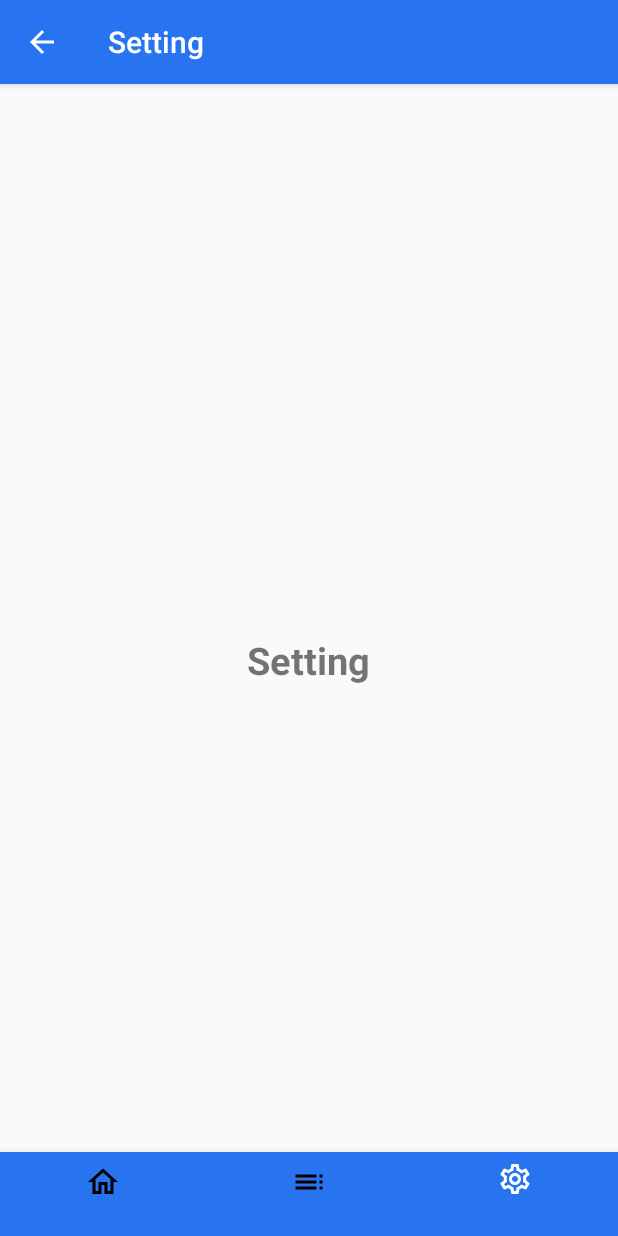
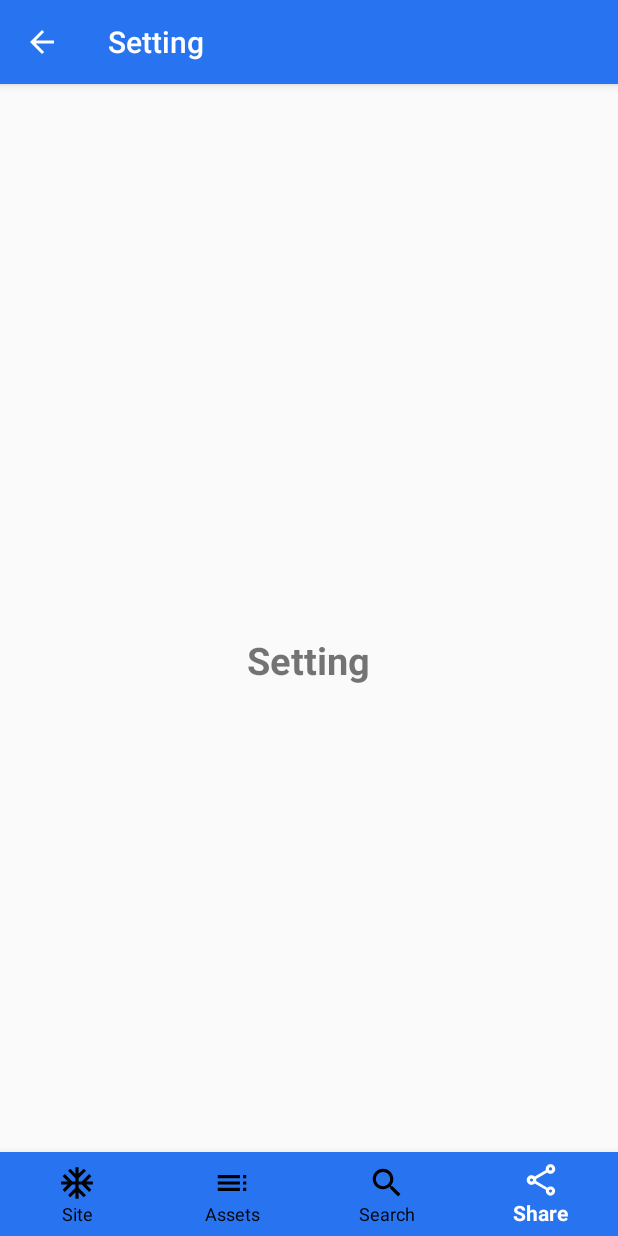
Before and after one commit to gopaljain1st/QRCode, an Android app: the Setting screen opened directly, with no data from a screen before it, on a phone screen of 412 x 824 dp. Run offline under Robolectric (Android 15) with nearby library versions, the phone set to English and light mode, and no system bars.

Commit message:
Site Design Done

```diff
--- /dev/null
+++ b/app/src/main/res/drawable/search.xml
@@ -0,0 +1,10 @@
+<vector xmlns:android="http://schemas.android.com/apk/res/android"
+    android:width="24dp"
+    android:height="24dp"
+    android:viewportWidth="24"
+    android:viewportHeight="24"
+    android:tint="?attr/colorControlNormal">
+  <path
+      android:fillColor="@android:color/white"
+      android:pathData="M15.5,14h-0.79l-0.28,-0.27C15.41,12.59 16,11.11 16,9.5 16,5.91 13.09,3 9.5,3S3,5.91 3,9.5 5.91,16 9.5,16c1.61,0 3.09,-0.59 4.23,-1.57l0.27,0.28v0.79l5,4.99L20.49,19l-4.99,-5zM9.5,14C7.01,14 5,11.99 5,9.5S7.01,5 9.5,5 14,7.01 14,9.5 11.99,14 9.5,14z"/>
+</vector>
--- /dev/null
+++ b/app/src/main/res/drawable/share.xml
@@ -0,0 +1,10 @@
+<vector xmlns:android="http://schemas.android.com/apk/res/android"
+    android:width="24dp"
+    android:height="24dp"
+    android:viewportWidth="24"
+    android:viewportHeight="24"
+    android:tint="?attr/colorControlNormal">
+  <path
+      android:fillColor="@android:color/white"
+      android:pathData="M18,16.08c-0.76,0 -1.44,0.3 -1.96,0.77L8.91,12.7c0.05,-0.23 0.09,-0.46 0.09,-0.7s-0.04,-0.47 -0.09,-0.7l7.05,-4.11c0.54,0.5 1.25,0.81 2.04,0.81 1.66,0 3,-1.34 3,-3s-1.34,-3 -3,-3 -3,1.34 -3,3c0,0.24 0.04,0.47 0.09,0.7L8.04,9.81C7.5,9.31 6.79,9 6,9c-1.66,0 -3,1.34 -3,3s1.34,3 3,3c0.79,0 1.5,-0.31 2.04,-0.81l7.12,4.16c-0.05,0.21 -0.08,0.43 -0.08,0.65 0,1.61 1.31,2.92 2.92,2.92s2.92,-1.31 2.92,-2.92c0,-1.61 -1.31,-2.92 -2.92,-2.92zM18,4c0.55,0 1,0.45 1,1s-0.45,1 -1,1 -1,-0.45 -1,-1 0.45,-1 1,-1zM6,13c-0.55,0 -1,-0.45 -1,-1s0.45,-1 1,-1 1,0.45 1,1 -0.45,1 -1,1zM18,20.02c-0.55,0 -1,-0.45 -1,-1s0.45,-1 1,-1 1,0.45 1,1 -0.45,1 -1,1z"/>
+</vector>
--- /dev/null
+++ b/app/src/main/res/drawable/site.xml
@@ -0,0 +1,10 @@
+<vector xmlns:android="http://schemas.android.com/apk/res/android"
+    android:width="24dp"
+    android:height="24dp"
+    android:viewportWidth="24"
+    android:viewportHeight="24"
+    android:tint="?attr/colorControlNormal">
+  <path
+      android:fillColor="@android:color/white"
+      android:pathData="M22,11h-4.17l3.24,-3.24 -1.41,-1.42L15,11h-2V9l4.66,-4.66 -1.42,-1.41L13,6.17V2h-2v4.17L7.76,2.93 6.34,4.34 11,9v2H9L4.34,6.34 2.93,7.76 6.17,11H2v2h4.17l-3.24,3.24 1.41,1.42L9,13h2v2l-4.66,4.66 1.42,1.41L11,17.83V22h2v-4.17l3.24,3.24 1.42,-1.41L13,15v-2h2l4.66,4.66 1.41,-1.42L17.83,13H22v-2z"/>
+</vector>
--- a/app/src/main/res/layout/activity_asset.xml
+++ b/app/src/main/res/layout/activity_asset.xml
@@ -24,6 +24,10 @@
         android:layout_width="match_parent"
         android:layout_height="wrap_content"
         android:id="@+id/bottomNav"
+        android:layout_gravity="bottom"
+        app:itemIconSize="25dp"
+        app:labelVisibilityMode="labeled"
+        android:fitsSystemWindows="true"
         app:itemBackground="@color/colorAccent"
         app:itemTextColor="@drawable/selector"
         app:itemIconTint="@drawable/selector"
--- a/app/src/main/res/layout/activity_setting.xml
+++ b/app/src/main/res/layout/activity_setting.xml
@@ -11,10 +11,14 @@
         android:layout_width="match_parent"
         android:layout_height="wrap_content"
         android:id="@+id/bottomNav"
+        android:layout_gravity="bottom"
+        app:itemIconSize="25dp"
+        android:layout_alignParentBottom="true"
+        app:labelVisibilityMode="labeled"
+        android:fitsSystemWindows="true"
         app:itemBackground="@color/colorAccent"
         app:itemTextColor="@drawable/selector"
         app:itemIconTint="@drawable/selector"
-        android:layout_alignParentBottom="true"
         app:menu="@menu/main_menu"></com.google.android.material.bottomnavigation.BottomNavigationView>
 
 
--- a/app/src/main/res/menu/main_menu.xml
+++ b/app/src/main/res/menu/main_menu.xml
@@ -1,16 +1,19 @@
 <?xml version="1.0" encoding="utf-8"?>
 <menu xmlns:android="http://schemas.android.com/apk/res/android">
 
-    <item android:title=""
-
+    <item android:title="Site"
         android:id="@+id/dashboard"
-        android:icon="@drawable/ic_outline_home_24"></item>
+        android:icon="@drawable/site"></item>
 
     <item android:icon="@drawable/ic_toc_black_24dp"
-        android:title=""
+        android:title="Assets"
         android:id="@+id/assetLst"></item>
 
+    <item android:id="@+id/search"
+        android:title="Search"
+        android:icon="@drawable/search"></item>
+
     <item android:id="@+id/setting"
-        android:title=""
-        android:icon="@drawable/ic_outline_settings_24"></item>
+        android:title="Share"
+        android:icon="@drawable/share"></item>
 </menu>
```
Also changed, not shown: app/src/main/res/drawable/location.xml (added, +13 -0 lines), app/src/main/res/drawable/notification.xml (added, +10 -0 lines), app/src/main/res/layout/activity_dash_board.xml (+3 -4 lines), app/src/main/res/layout/asset_tagging_card.xml (added, +71 -0 lines), app/src/main/res/layout/site_activity.xml (added, +206 -0 lines), app/src/main/res/layout/site_bottom_fragment.xml (added, +20 -0 lines), app/src/main/res/layout/site_card.xml (added, +31 -0 lines), app/src/main/res/drawable/arrowinsidecircle.png (added).
